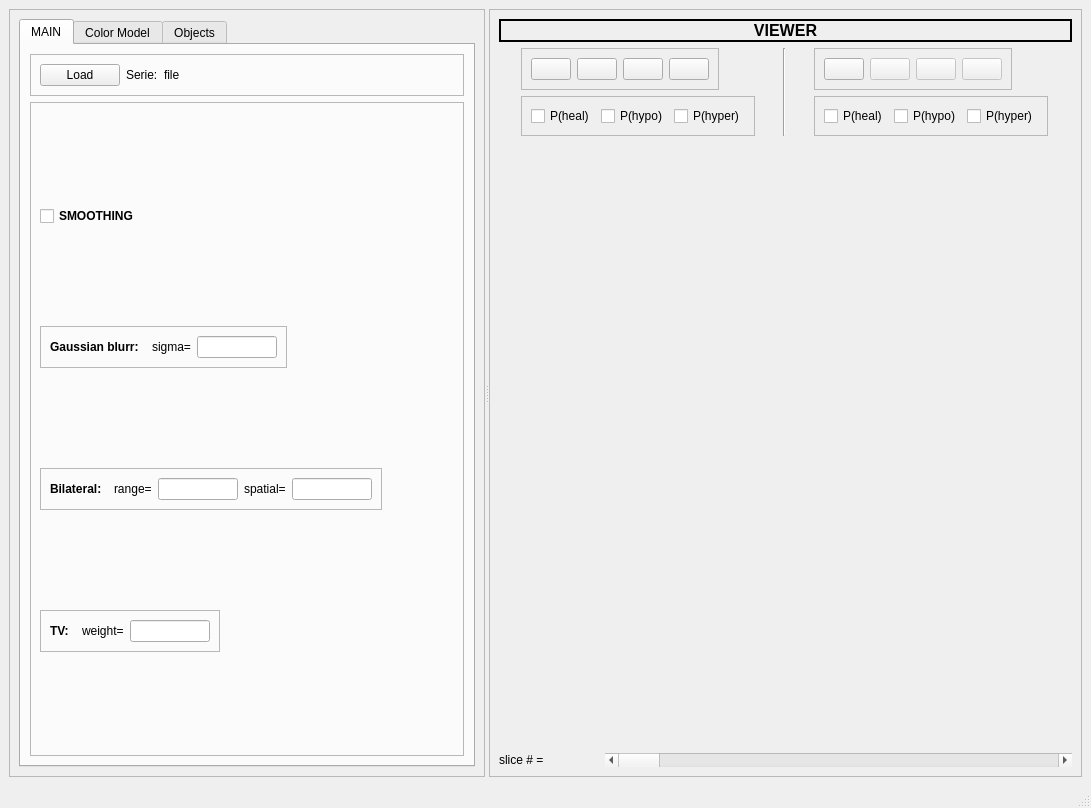
The window that lession_editor_GUI_tab.ui (mazoku/lesion_editor) describes before a commit, drawn with Qt 5.
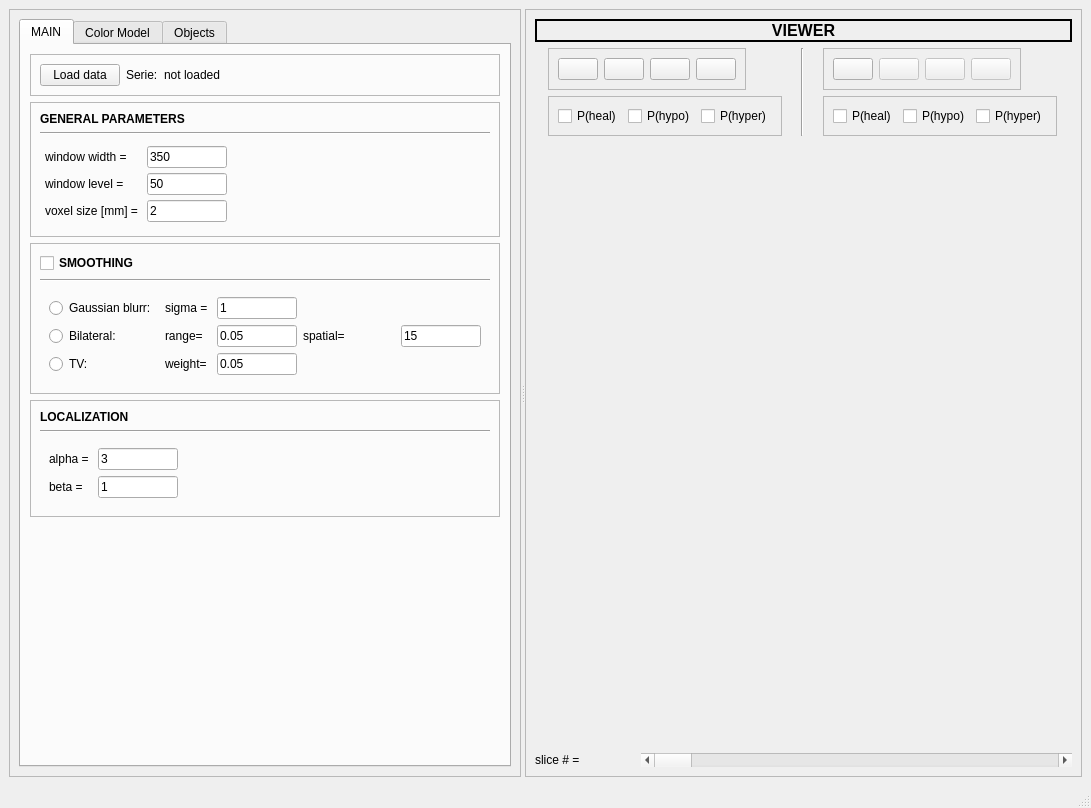
The same window after the commit. Icons and pictures are not drawn.

Commit message: GUI - finished first tab called MAIN

The edit to the form file:
```diff
--- a/lession_editor_GUI_tab.ui
+++ b/lession_editor_GUI_tab.ui
@@ -101,7 +101,7 @@
                <item>
                 <widget class="QPushButton" name="load_BTN">
                  <property name="text">
-                  <string>Load</string>
+                  <string>Load data</string>
                  </property>
                 </widget>
                </item>
@@ -127,7 +127,7 @@
                   </sizepolicy>
                  </property>
                  <property name="text">
-                  <string>file</string>
+                  <string>not loaded</string>
                  </property>
                 </widget>
                </item>
@@ -135,16 +135,189 @@
              </widget>
             </item>
             <item>
-             <widget class="QFrame" name="frame_11">
+             <widget class="QFrame" name="frame_18">
+              <property name="sizePolicy">
+               <sizepolicy hsizetype="Preferred" vsizetype="Fixed">
+                <horstretch>0</horstretch>
+                <verstretch>0</verstretch>
+               </sizepolicy>
+              </property>
               <property name="frameShape">
                <enum>QFrame::StyledPanel</enum>
               </property>
               <property name="frameShadow">
                <enum>QFrame::Raised</enum>
               </property>
-              <layout class="QVBoxLayout" name="verticalLayout_12">
+              <layout class="QVBoxLayout" name="verticalLayout_14">
                <item>
-                <widget class="QCheckBox" name="checkBox">
+                <widget class="QLabel" name="label_26">
+                 <property name="sizePolicy">
+                  <sizepolicy hsizetype="Fixed" vsizetype="Preferred">
+                   <horstretch>0</horstretch>
+                   <verstretch>0</verstretch>
+                  </sizepolicy>
+                 </property>
+                 <property name="font">
+                  <font>
+                   <weight>75</weight>
+                   <bold>true</bold>
+                  </font>
+                 </property>
+                 <property name="text">
+                  <string>GENERAL PARAMETERS</string>
+                 </property>
+                </widget>
+               </item>
+               <item>
+                <widget class="Line" name="line_7">
+                 <property name="lineWidth">
+                  <number>1</number>
+                 </property>
+                 <property name="orientation">
+                  <enum>Qt::Horizontal</enum>
+                 </property>
+                </widget>
+               </item>
+               <item>
+                <widget class="QFrame" name="frame_22">
+                 <property name="sizePolicy">
+                  <sizepolicy hsizetype="Fixed" vsizetype="Preferred">
+                   <horstretch>0</horstretch>
+                   <verstretch>0</verstretch>
+                  </sizepolicy>
+                 </property>
+                 <property name="frameShape">
+                  <enum>QFrame::NoFrame</enum>
+                 </property>
+                 <property name="frameShadow">
+                  <enum>QFrame::Raised</enum>
+                 </property>
+                 <layout class="QGridLayout" name="gridLayout">
+                  <property name="margin">
+                   <number>5</number>
+                  </property>
+                  <property name="spacing">
+                   <number>5</number>
+                  </property>
+                  <item row="2" column="0">
+                   <widget class="QLabel" name="label_29">
+                    <property name="sizePolicy">
+                     <sizepolicy hsizetype="Fixed" vsizetype="Fixed">
+                      <horstretch>0</horstretch>
+                      <verstretch>0</verstretch>
+                     </sizepolicy>
+                    </property>
+                    <property name="text">
+                     <string>voxel size [mm] = </string>
+                    </property>
+                   </widget>
+                  </item>
+                  <item row="0" column="1">
+                   <widget class="QLineEdit" name="win_width_LE_2">
+                    <property name="sizePolicy">
+                     <sizepolicy hsizetype="Preferred" vsizetype="Fixed">
+                      <horstretch>0</horstretch>
+                      <verstretch>0</verstretch>
+                     </sizepolicy>
+                    </property>
+                    <property name="maximumSize">
+                     <size>
+                      <width>80</width>
+                      <height>16777215</height>
+                     </size>
+                    </property>
+                    <property name="text">
+                     <string>350</string>
+                    </property>
+                   </widget>
+                  </item>
+                  <item row="2" column="1">
+                   <widget class="QLineEdit" name="voxel_size_LE_2">
+                    <property name="sizePolicy">
+                     <sizepolicy hsizetype="Preferred" vsizetype="Fixed">
+                      <horstretch>0</horstretch>
+                      <verstretch>0</verstretch>
+                     </sizepolicy>
+                    </property>
+                    <property name="maximumSize">
+                     <size>
+                      <width>80</width>
+                      <height>16777215</height>
+                     </size>
+                    </property>
+                    <property name="text">
+                     <string>2</string>
+                    </property>
+                   </widget>
+                  </item>
+                  <item row="1" column="0">
+                   <widget class="QLabel" name="label_28">
+                    <property name="sizePolicy">
+                     <sizepolicy hsizetype="Fixed" vsizetype="Fixed">
+                      <horstretch>0</horstretch>
+                      <verstretch>0</verstretch>
+                     </sizepolicy>
+                    </property>
+                    <property name="text">
+                     <string>window level = </string>
+                    </property>
+                   </widget>
+                  </item>
+                  <item row="0" column="0">
+                   <widget class="QLabel" name="label_27">
+                    <property name="sizePolicy">
+                     <sizepolicy hsizetype="Fixed" vsizetype="Fixed">
+                      <horstretch>0</horstretch>
+                      <verstretch>0</verstretch>
+                     </sizepolicy>
+                    </property>
+                    <property name="text">
+                     <string>window width = </string>
+                    </property>
+                   </widget>
+                  </item>
+                  <item row="1" column="1">
+                   <widget class="QLineEdit" name="win_level_LE_2">
+                    <property name="sizePolicy">
+                     <sizepolicy hsizetype="Preferred" vsizetype="Fixed">
+                      <horstretch>0</horstretch>
+                      <verstretch>0</verstretch>
+                     </sizepolicy>
+                    </property>
+                    <property name="maximumSize">
+                     <size>
+                      <width>80</width>
+                      <height>16777215</height>
+                     </size>
+                    </property>
+                    <property name="text">
+                     <string>50</string>
+                    </property>
+                   </widget>
+                  </item>
+                 </layout>
+                </widget>
+               </item>
+              </layout>
+             </widget>
+            </item>
+            <item>
+             <widget class="QFrame" name="frame_19">
+              <property name="sizePolicy">
+               <sizepolicy hsizetype="Preferred" vsizetype="Fixed">
+                <horstretch>0</horstretch>
+                <verstretch>0</verstretch>
+               </sizepolicy>
+              </property>
+              <property name="frameShape">
+               <enum>QFrame::StyledPanel</enum>
+              </property>
+              <property name="frameShadow">
+               <enum>QFrame::Raised</enum>
+              </property>
+              <layout class="QVBoxLayout" name="verticalLayout_15">
+               <item>
+                <widget class="QCheckBox" name="checkBox_2">
                  <property name="font">
                   <font>
                    <weight>75</weight>
@@ -157,107 +330,28 @@
                 </widget>
                </item>
                <item>
-                <widget class="QFrame" name="frame_12">
-                 <property name="sizePolicy">
-                  <sizepolicy hsizetype="Fixed" vsizetype="Fixed">
-                   <horstretch>0</horstretch>
-                   <verstretch>0</verstretch>
-                  </sizepolicy>
+                <widget class="Line" name="line_8">
+                 <property name="orientation">
+                  <enum>Qt::Horizontal</enum>
                  </property>
-                 <property name="frameShape">
-                  <enum>QFrame::StyledPanel</enum>
-                 </property>
-                 <property name="frameShadow">
-                  <enum>QFrame::Raised</enum>
-                 </property>
-                 <layout class="QHBoxLayout" name="horizontalLayout_15">
-                  <item>
-                   <widget class="QLabel" name="label_13">
-                    <property name="sizePolicy">
-                     <sizepolicy hsizetype="Fixed" vsizetype="Fixed">
-                      <horstretch>0</horstretch>
-                      <verstretch>0</verstretch>
-                     </sizepolicy>
-                    </property>
-                    <property name="font">
-                     <font>
-                      <weight>75</weight>
-                      <bold>true</bold>
-                     </font>
-                    </property>
-                    <property name="text">
-                     <string>Gaussian blurr:  </string>
-                    </property>
-                   </widget>
-                  </item>
-                  <item>
-                   <widget class="QLabel" name="label_14">
-                    <property name="text">
-                     <string>sigma=</string>
-                    </property>
-                   </widget>
-                  </item>
-                  <item>
-                   <widget class="QLineEdit" name="gaussian_sigma_LE">
-                    <property name="sizePolicy">
-                     <sizepolicy hsizetype="MinimumExpanding" vsizetype="Fixed">
-                      <horstretch>0</horstretch>
-                      <verstretch>0</verstretch>
-                     </sizepolicy>
-                    </property>
-                    <property name="maximumSize">
-                     <size>
-                      <width>80</width>
-                      <height>16777215</height>
-                     </size>
-                    </property>
-                   </widget>
-                  </item>
-                 </layout>
                 </widget>
                </item>
                <item>
-                <widget class="QFrame" name="frame_13">
+                <widget class="QFrame" name="frame_20">
                  <property name="sizePolicy">
-                  <sizepolicy hsizetype="Fixed" vsizetype="Fixed">
+                  <sizepolicy hsizetype="Preferred" vsizetype="Fixed">
                    <horstretch>0</horstretch>
                    <verstretch>0</verstretch>
                   </sizepolicy>
                  </property>
                  <property name="frameShape">
-                  <enum>QFrame::StyledPanel</enum>
+                  <enum>QFrame::NoFrame</enum>
                  </property>
                  <property name="frameShadow">
                   <enum>QFrame::Raised</enum>
                  </property>
-                 <layout class="QHBoxLayout" name="horizontalLayout_16">
-                  <item>
-                   <widget class="QLabel" name="label_15">
-                    <property name="sizePolicy">
-                     <sizepolicy hsizetype="Fixed" vsizetype="Fixed">
-                      <horstretch>0</horstretch>
-                      <verstretch>0</verstretch>
-                     </sizepolicy>
-                    </property>
-                    <property name="font">
-                     <font>
-                      <weight>75</weight>
-                      <bold>true</bold>
-                     </font>
-                    </property>
-                    <property name="text">
-                     <string>Bilateral:  </string>
-                    </property>
-                   </widget>
-                  </item>
-                  <item>
-                   <widget class="QLabel" name="label_16">
-                    <property name="text">
-                     <string>range=</string>
-                    </property>
-                   </widget>
-                  </item>
-                  <item>
+                 <layout class="QGridLayout" name="gridLayout_2">
+                  <item row="1" column="2">
                    <widget class="QLineEdit" name="bilateral_range_LE">
                     <property name="sizePolicy">
                      <sizepolicy hsizetype="Preferred" vsizetype="Fixed">
@@ -271,16 +365,65 @@
                       <height>16777215</height>
                      </size>
                     </property>
+                    <property name="text">
+                     <string>0.05</string>
+                    </property>
                    </widget>
                   </item>
-                  <item>
-                   <widget class="QLabel" name="label_17">
+                  <item row="0" column="2">
+                   <widget class="QLineEdit" name="gaussian_sigma_LE">
+                    <property name="sizePolicy">
+                     <sizepolicy hsizetype="Fixed" vsizetype="Fixed">
+                      <horstretch>0</horstretch>
+                      <verstretch>0</verstretch>
+                     </sizepolicy>
+                    </property>
+                    <property name="maximumSize">
+                     <size>
+                      <width>80</width>
+                      <height>16777215</height>
+                     </size>
+                    </property>
+                    <property name="text">
+                     <string>1</string>
+                    </property>
+                   </widget>
+                  </item>
+                  <item row="1" column="3">
+                   <widget class="QLabel" name="label_25">
                     <property name="text">
                      <string>spatial=</string>
                     </property>
                    </widget>
                   </item>
-                  <item>
+                  <item row="1" column="1">
+                   <widget class="QLabel" name="label_24">
+                    <property name="text">
+                     <string>range=</string>
+                    </property>
+                   </widget>
+                  </item>
+                  <item row="0" column="0">
+                   <widget class="QRadioButton" name="radioButton">
+                    <property name="sizePolicy">
+                     <sizepolicy hsizetype="Fixed" vsizetype="Fixed">
+                      <horstretch>0</horstretch>
+                      <verstretch>0</verstretch>
+                     </sizepolicy>
+                    </property>
+                    <property name="text">
+                     <string>Gaussian blurr: </string>
+                    </property>
+                   </widget>
+                  </item>
+                  <item row="1" column="0">
+                   <widget class="QRadioButton" name="radioButton_2">
+                    <property name="text">
+                     <string>Bilateral: </string>
+                    </property>
+                   </widget>
+                  </item>
+                  <item row="1" column="4">
                    <widget class="QLineEdit" name="bilateral_spatial_LE">
                     <property name="sizePolicy">
                      <sizepolicy hsizetype="Preferred" vsizetype="Fixed">
@@ -294,53 +437,39 @@
                       <height>16777215</height>
                      </size>
                     </property>
+                    <property name="text">
+                     <string>15</string>
+                    </property>
                    </widget>
                   </item>
-                 </layout>
-                </widget>
-               </item>
-               <item>
-                <widget class="QFrame" name="frame_14">
-                 <property name="sizePolicy">
-                  <sizepolicy hsizetype="Fixed" vsizetype="Fixed">
-                   <horstretch>0</horstretch>
-                   <verstretch>0</verstretch>
-                  </sizepolicy>
-                 </property>
-                 <property name="frameShape">
-                  <enum>QFrame::StyledPanel</enum>
-                 </property>
-                 <property name="frameShadow">
-                  <enum>QFrame::Raised</enum>
-                 </property>
-                 <layout class="QHBoxLayout" name="horizontalLayout_17">
-                  <item>
-                   <widget class="QLabel" name="label_18">
+                  <item row="0" column="1">
+                   <widget class="QLabel" name="label_23">
                     <property name="sizePolicy">
-                     <sizepolicy hsizetype="Fixed" vsizetype="Fixed">
+                     <sizepolicy hsizetype="Fixed" vsizetype="Preferred">
                       <horstretch>0</horstretch>
                       <verstretch>0</verstretch>
                      </sizepolicy>
                     </property>
-                    <property name="font">
-                     <font>
-                      <weight>75</weight>
-                      <bold>true</bold>
-                     </font>
+                    <property name="text">
+                     <string>sigma = </string>
                     </property>
+                   </widget>
+                  </item>
+                  <item row="2" column="0">
+                   <widget class="QRadioButton" name="radioButton_3">
                     <property name="text">
-                     <string>TV:  </string>
+                     <string>TV: </string>
                     </property>
                    </widget>
                   </item>
-                  <item>
-                   <widget class="QLabel" name="label_19">
+                  <item row="2" column="1">
+                   <widget class="QLabel" name="label_30">
                     <property name="text">
                      <string>weight=</string>
                     </property>
                    </widget>
                   </item>
-                  <item>
+                  <item row="2" column="2">
                    <widget class="QLineEdit" name="tv_weight_LE">
                     <property name="sizePolicy">
                      <sizepolicy hsizetype="Preferred" vsizetype="Fixed">
@@ -354,6 +483,9 @@
                       <height>16777215</height>
                      </size>
                     </property>
+                    <property name="text">
+                     <string>0.05</string>
+                    </property>
                    </widget>
                   </item>
                  </layout>
@@ -362,6 +494,145 @@
               </layout>
              </widget>
             </item>
+            <item>
+             <widget class="QFrame" name="frame_15">
+              <property name="sizePolicy">
+               <sizepolicy hsizetype="Preferred" vsizetype="Fixed">
+                <horstretch>0</horstretch>
+                <verstretch>0</verstretch>
+               </sizepolicy>
+              </property>
+              <property name="frameShape">
+               <enum>QFrame::StyledPanel</enum>
+              </property>
+              <property name="frameShadow">
+               <enum>QFrame::Raised</enum>
+              </property>
+              <layout class="QVBoxLayout" name="verticalLayout_13">
+               <item>
+                <widget class="QLabel" name="label_20">
+                 <property name="sizePolicy">
+                  <sizepolicy hsizetype="Fixed" vsizetype="Fixed">
+                   <horstretch>0</horstretch>
+                   <verstretch>0</verstretch>
+                  </sizepolicy>
+                 </property>
+                 <property name="font">
+                  <font>
+                   <weight>75</weight>
+                   <bold>true</bold>
+                  </font>
+                 </property>
+                 <property name="text">
+                  <string>LOCALIZATION</string>
+                 </property>
+                </widget>
+               </item>
+               <item>
+                <widget class="Line" name="line_5">
+                 <property name="orientation">
+                  <enum>Qt::Horizontal</enum>
+                 </property>
+                </widget>
+               </item>
+               <item>
+                <widget class="QFrame" name="frame_11">
+                 <property name="sizePolicy">
+                  <sizepolicy hsizetype="Fixed" vsizetype="Fixed">
+                   <horstretch>0</horstretch>
+                   <verstretch>0</verstretch>
+                  </sizepolicy>
+                 </property>
+                 <property name="frameShape">
+                  <enum>QFrame::NoFrame</enum>
+                 </property>
+                 <property name="frameShadow">
+                  <enum>QFrame::Raised</enum>
+                 </property>
+                 <layout class="QGridLayout" name="gridLayout_3">
+                  <item row="0" column="1">
+                   <widget class="QLineEdit" name="alpha_LE">
+                    <property name="sizePolicy">
+                     <sizepolicy hsizetype="Preferred" vsizetype="Fixed">
+                      <horstretch>0</horstretch>
+                      <verstretch>0</verstretch>
+                     </sizepolicy>
+                    </property>
+                    <property name="maximumSize">
+                     <size>
+                      <width>80</width>
+                      <height>16777215</height>
+                     </size>
+                    </property>
+                    <property name="text">
+                     <string>3</string>
+                    </property>
+                   </widget>
+                  </item>
+                  <item row="0" column="0">
+                   <widget class="QLabel" name="label_21">
+                    <property name="sizePolicy">
+                     <sizepolicy hsizetype="Fixed" vsizetype="Fixed">
+                      <horstretch>0</horstretch>
+                      <verstretch>0</verstretch>
+                     </sizepolicy>
+                    </property>
+                    <property name="text">
+                     <string>alpha = </string>
+                    </property>
+                   </widget>
+                  </item>
+                  <item row="1" column="0">
+                   <widget class="QLabel" name="label_22">
+                    <property name="sizePolicy">
+                     <sizepolicy hsizetype="Fixed" vsizetype="Fixed">
+                      <horstretch>0</horstretch>
+                      <verstretch>0</verstretch>
+                     </sizepolicy>
+                    </property>
+                    <property name="text">
+                     <string>beta = </string>
+                    </property>
+                   </widget>
+                  </item>
+                  <item row="1" column="1">
+                   <widget class="QLineEdit" name="beta_LE">
+                    <property name="sizePolicy">
+                     <sizepolicy hsizetype="Preferred" vsizetype="Fixed">
+                      <horstretch>0</horstretch>
+                      <verstretch>0</verstretch>
+                     </sizepolicy>
+                    </property>
+                    <property name="maximumSize">
+                     <size>
+                      <width>80</width>
+                      <height>16777215</height>
+                     </size>
+                    </property>
+                    <property name="text">
+                     <string>1</string>
+                    </property>
+                   </widget>
+                  </item>
+                 </layout>
+                </widget>
+               </item>
+              </layout>
+             </widget>
+            </item>
+            <item>
+             <spacer name="verticalSpacer">
+              <property name="orientation">
+               <enum>Qt::Vertical</enum>
+              </property>
+              <property name="sizeHint" stdset="0">
+               <size>
+                <width>20</width>
+                <height>40</height>
+               </size>
+              </property>
+             </spacer>
+            </item>
            </layout>
           </widget>
           <widget class="QWidget" name="color_model_T">
```
Left out of the diff: 2 changed lines with no effect on the pictures. The commit also changes 1 other file.
